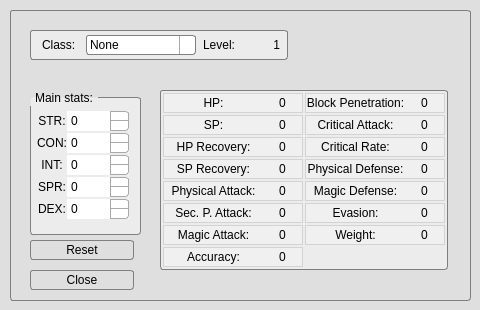
First picture: the form in calc.ui, repository Rutle/tos-calculator, before the edit.
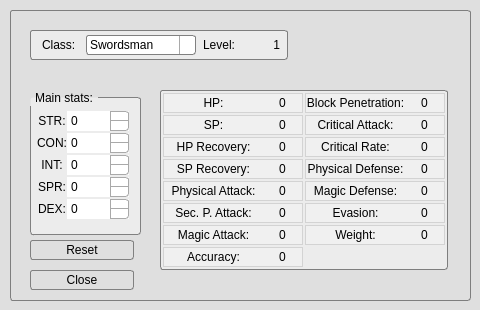
Second picture: the form after the edit. Icons and pictures are not drawn.

Commit message: Changed spinbox default choice to Swordsman.

What changed in the file:
```diff
--- a/calc.ui
+++ b/calc.ui
@@ -314,11 +314,6 @@
        <property name="modelColumn">
         <number>0</number>
        </property>
-       <item>
-        <property name="text">
-         <string>None</string>
-        </property>
-       </item>
        <item>
         <property name="text">
          <string>Swordsman</string>
```
The commit also changes 1 other file.
